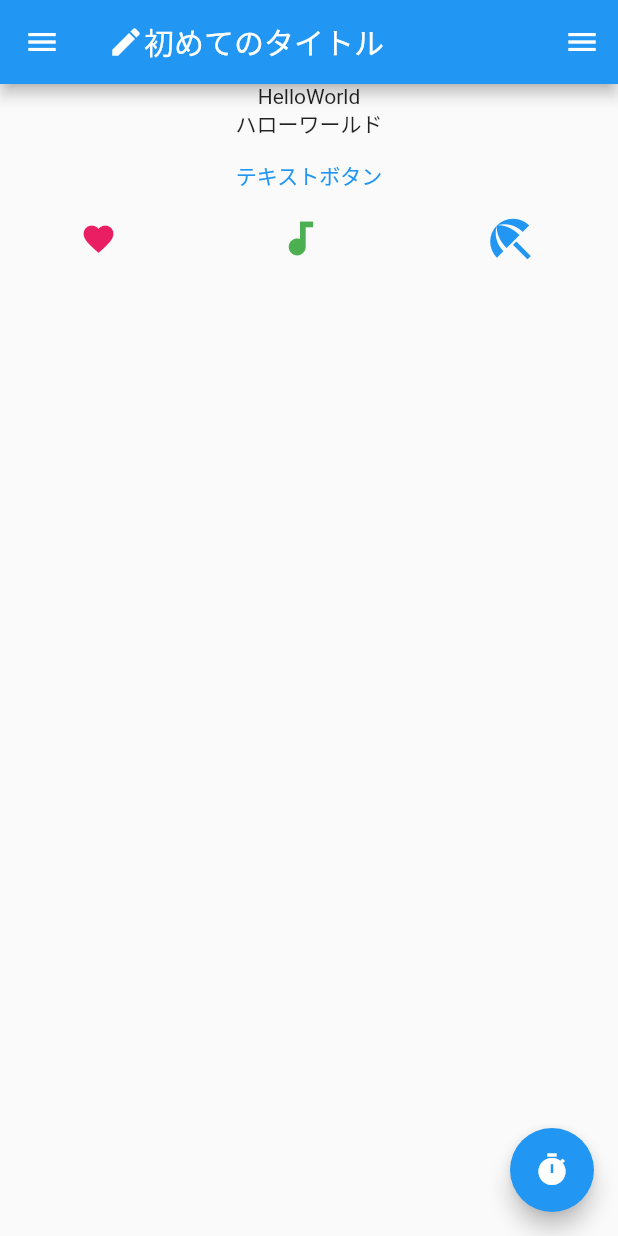
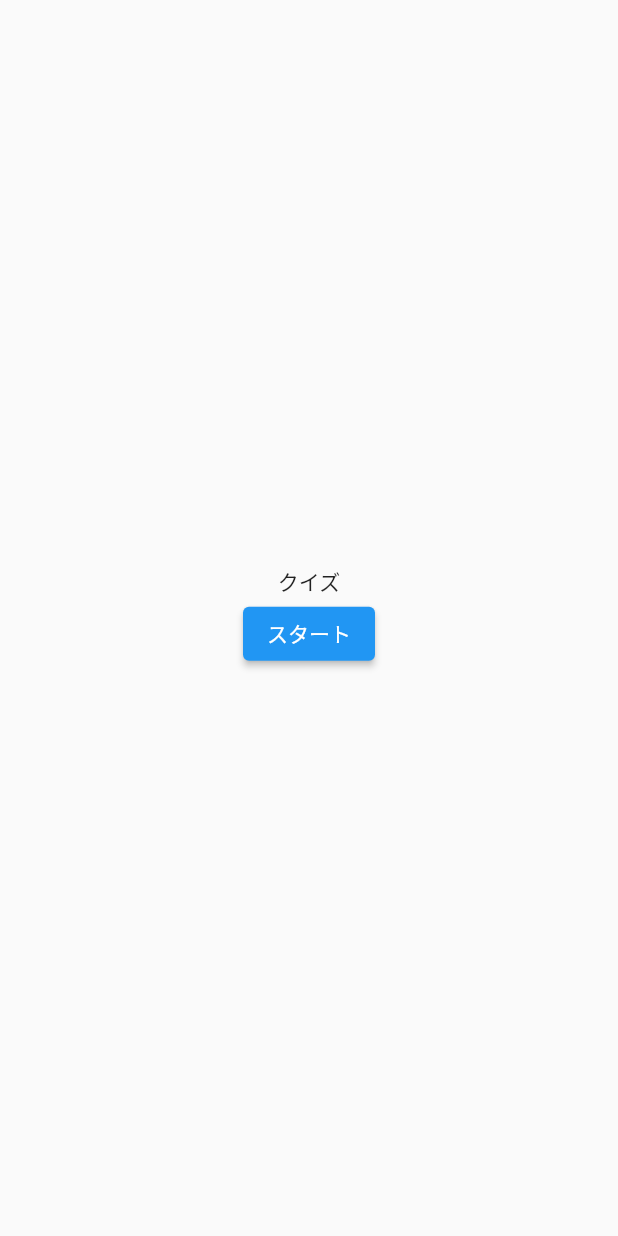
Before and after one commit to hiroki2720/flutter_exercise, a Flutter app: the screen it shows after launch, on a phone screen of 412 x 824 dp. Run offline on Flutter 3.47's test engine with Material 2 defaults, Android fonts, the phone set to English and light mode, and no system bars.

```diff
--- a/lib/main.dart
+++ b/lib/main.dart
@@ -1,93 +1,16 @@
+//main.dart
+
 import 'package:flutter/material.dart';
+import '../view/quiz_app.dart';
 
 void main() {
   runApp(const MyApp());
 }
 
 class MyApp extends StatelessWidget {
-  const MyApp({super.key});
-
+  const MyApp({Key? key}) : super(key: key);
   @override
   Widget build(BuildContext context) {
-    return MaterialApp(
-      title: 'Flutter Demo',
-      theme: ThemeData(
-        primarySwatch: Colors.blue,
-      ),
-      home: const MyHomePage(title: 'Flutter Demo Home Page'),
-    );
+    return MaterialApp(home: QuizApp());
   }
 }
-
-class MyHomePage extends StatefulWidget {
-  const MyHomePage({super.key, required this.title});
-  final String title;
-  @override
-  State<MyHomePage> createState() => _MyHomePageState();
-}
-
-class _MyHomePageState extends State<MyHomePage> {
-  int _counter = 0;
-  String _type = "偶数";
-
-  void _incrementCounter() {
-    setState(() {
-      _counter++;
-      if (_counter % 2 == 0) {
-        _type = "偶数";
-      } else {
-        _type = "奇数";
-      }
-    });
-  }
-
-  @override
-  Widget build(BuildContext context) {
-    return Scaffold(
-      appBar: AppBar(
-        title: Row(
-          children: const [Icon(Icons.create), Text("初めてのタイトル")],
-        ),
-      ),
-      body: Column(
-        children: [
-          const Text("HelloWorld"),
-          const Text("ハローワールド"),
-          TextButton(
-              onPressed: () => {print("ボタンが押されたよ")},
-              child: const Text("テキストボタン")),
-          Row(
-            mainAxisAlignment: MainAxisAlignment.spaceAround,
-            children: const [
-              Icon(Icons.favorite, color: Colors.pink, size: 24.0),
-              Icon(
-                Icons.audiotrack,
-                color: Colors.green,
-                size: 30.0,
-              ),
-              Icon(
-                Icons.beach_access,
-                color: Colors.blue,
-                size: 36.0,
-              )
-            ],
-          )
-        ],
-      ),
-      floatingActionButton: FloatingActionButton(
-        onPressed: () => {print("押したな？")},
-        child: const Icon(Icons.timer),
-      ),
-      drawer: const Drawer(
-        child: Center(
-          child: Text("Drawer"),
-        ),
-      ),
-      endDrawer: const Drawer(
-        child: Center(
-          child: Text("EndDrawer"),
-        ),
-      ),
-    );
-  }
-}
--- /dev/null
+++ b/lib/view/quiz_app.dart
@@ -0,0 +1,44 @@
+
+//view/quiz_app.dart
+
+import 'package:flutter/material.dart';
+import '../service/load_csv.dart';
+import '../service/suffle.dart';
+import '../view/quiz_page.dart';
+
+class QuizApp extends StatelessWidget {
+  QuizApp({Key? key}) : super(key: key);
+  late List<Map> quizList;
+
+  Future<void> goToQuizApp(BuildContext context) async {
+    quizList = shuffle(await getCsvData('assets/quiz1.csv'));
+    for (Map row in quizList) {
+      debugPrint(row["question"]);
+    }
+
+    Navigator.push(
+        context, MaterialPageRoute(builder: (context) => QuizPage(quizList)));
+  }
+
+  @override
+  Widget build(BuildContext context) {
+    return Scaffold(
+      body: Center(
+        child: Column(
+          //Columnの中に入れたものは縦に並べられる．Rowだと横に並べられる
+          mainAxisAlignment: MainAxisAlignment.center, //Coloumの中身を真ん中に配置
+          children: <Widget>[
+            const Text(
+              'クイズ',
+            ),
+            ElevatedButton(
+                onPressed: () {
+                  goToQuizApp(context); //クイズアプリへ遷移するQuizApp関数がよばれる
+                },
+                child: const Text('スタート')),
+          ],
+        ),
+      ),
+    );
+  }
+}
```
Also changed, not shown: assets/quiz1.csv (added, +8 -0 lines), lib/model/quiz.dart (added, +31 -0 lines), lib/service/load_csv.dart (added, +27 -0 lines), lib/service/suffle.dart (added, +13 -0 lines), lib/view/quiz_page.dart (added, +89 -0 lines), lib/view/result_page.dart (added, +56 -0 lines), pubspec.yaml (+4 -35 lines).
